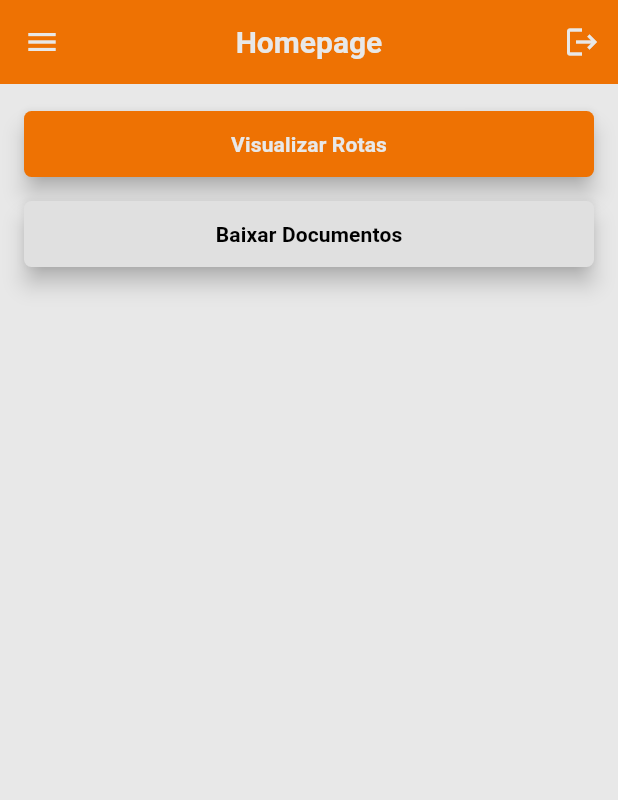
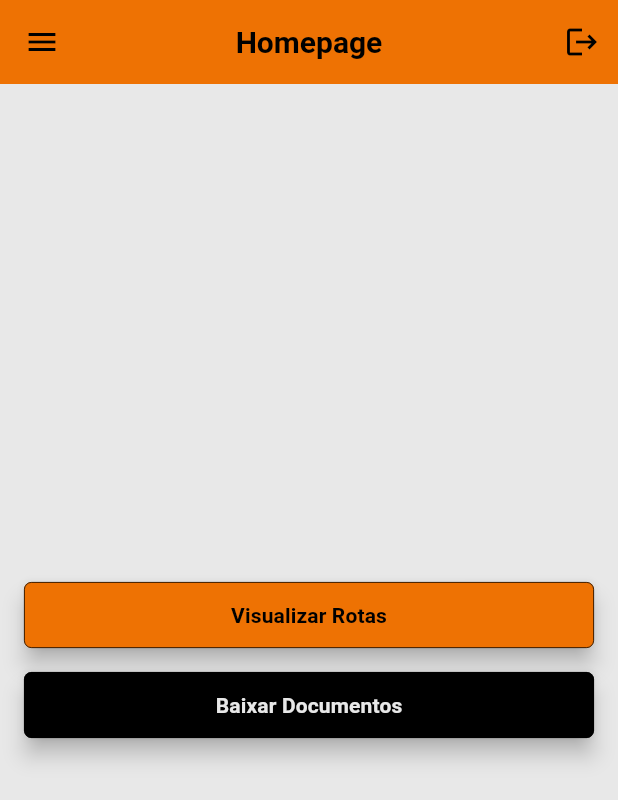
Before and after one commit to GustavoALCO/AppMonitoramento, a Flutter app: the Homepage screen opened by its route, on a phone screen of 412 x 824 dp. Shown: the top 800 px of the screen. Run offline on Flutter 3.47's test engine with Material 3 defaults, Android fonts, the phone set to English and light mode, and no system bars; our stand-ins replace connectivity_plus, dio, drift, flutter_secure_storage, geocoding, geolocator and 5 more; missing offline and left inert: dart:ffi, gal; accounts and stored records are empty; generated files the repository leaves out were written again; network calls fail.

Commit message:
Alterando Interfaces

```diff
--- a/lib/app/modules/Pages/Home/HomePage.dart
+++ b/lib/app/modules/Pages/Home/HomePage.dart
@@ -37,9 +37,11 @@ class _HomepageState extends State<Homepage> {
     return Scaffold(
       drawer: SideBarComponent(isAdmin: isAdmin),
       appBar: AppbarComponent("Homepage", true),
-      body: Padding(
+      body: Center(
+        child: Padding(
           padding: const EdgeInsets.all(16),
           child: Column(
+            mainAxisSize: MainAxisSize.min,
             children: [
               NavigationButton(
                 label: "Visualizar Rotas",
@@ -59,15 +61,13 @@ class _HomepageState extends State<Homepage> {
                 label: "Baixar Documentos",
                 selected: false,
                 onPressed: () {
-                Navigator.of(context).pushNamed(
-                  "/selectDocument"
-                  ,
-                );
+                  Navigator.of(context).pushNamed("/selectDocument");
                 },
               ),
             ],
           ),
         ),
+      ),
     );
   }
 }
--- a/lib/app/shared/widgets/AppBarComponent.dart
+++ b/lib/app/shared/widgets/AppBarComponent.dart
@@ -18,7 +18,7 @@ class AppbarComponent extends StatelessWidget implements PreferredSizeWidget {
 
       leading: Builder(
         builder: (context) => IconButton(
-          icon: const Icon(Icons.menu, color: AppColors.cards),
+          icon: const Icon(Icons.menu, color: AppColors.secondary),
           onPressed: () {
             Scaffold.of(context).openDrawer();
           },
@@ -31,14 +31,14 @@ class AppbarComponent extends StatelessWidget implements PreferredSizeWidget {
         style: const TextStyle(
           fontSize: 20.0,
           fontWeight: FontWeight.bold,
-          color: AppColors.cards
+          color: AppColors.secondary
         ),
       ),
 
       actions: [
         if (logoff)
           IconButton(
-            icon: const Icon(Icons.logout, color: AppColors.cards),
+            icon: const Icon(Icons.logout, color: AppColors.secondary),
             onPressed: () {
               _tokenService.deleteToken();
               Navigator.pushReplacementNamed(context, "/login");
--- a/lib/app/shared/widgets/CardRevisaoComponent.dart
+++ b/lib/app/shared/widgets/CardRevisaoComponent.dart
@@ -181,8 +181,9 @@ class CardRevisaoComponent extends StatelessWidget {
                 child: Text(
                   "$count",
                   style: const TextStyle(
-                    color: AppColors.cards,
+                    color: AppColors.secondary,
                     fontWeight: FontWeight.bold,
+                    fontSize: 18,
                   ),
                 ),
               ),
--- a/lib/app/shared/widgets/InputComponent.dart
+++ b/lib/app/shared/widgets/InputComponent.dart
@@ -22,7 +22,7 @@ class InputComponent extends StatelessWidget {
         labelText: label,
         labelStyle: TextStyle(
           color: AppColors.secondary,
-          fontWeight: FontWeight.w500,
+          fontWeight: FontWeight.bold,
         ),
 
         filled: true, // ativa o background
--- a/lib/app/shared/widgets/NavigationButton.dart
+++ b/lib/app/shared/widgets/NavigationButton.dart
@@ -1,6 +1,5 @@
 import 'package:flutter/material.dart';
 import 'package:monitoramento/app/shared/utils/AppColors.dart';
-
 
 class NavigationButton extends StatelessWidget {
   final String label;
@@ -18,22 +17,18 @@ class NavigationButton extends StatelessWidget {
   Widget build(BuildContext context) {
     return ElevatedButton(
       style: ElevatedButton.styleFrom(
-        elevation: selected ? 6 : 6,
-        backgroundColor:
-            selected ? AppColors.primary : Colors.grey.shade300,
-        foregroundColor: selected ? AppColors.cards : Colors.black,
-        shape: RoundedRectangleBorder(
-          borderRadius: BorderRadius.circular(5),
+        elevation: 6,
+        backgroundColor: selected ? AppColors.primary : AppColors.secondary,
+        foregroundColor: selected ? AppColors.secondary : AppColors.cards,
+        shape: RoundedRectangleBorder(borderRadius: BorderRadius.circular(5)),
+        minimumSize: const Size(double.infinity, 44),
+        side: BorderSide(
+          color: Colors.black,
+          width: 0.5,
         ),
-        minimumSize: const Size(double.infinity, 44),
       ),
       onPressed: onPressed,
-      child: Text(
-        label,
-        style: const TextStyle(
-          fontWeight: FontWeight.bold,
-        ),
-      ),
+      child: Text(label, style: const TextStyle(fontWeight: FontWeight.bold)),
     );
   }
 }
--- a/lib/app/shared/widgets/SelectBoxComponent.dart
+++ b/lib/app/shared/widgets/SelectBoxComponent.dart
@@ -35,7 +35,8 @@ class Selectboxcomponent<T extends Enum> extends StatelessWidget {
 
         floatingLabelStyle: TextStyle(
           color: AppColors.secondary,
-          fontWeight: FontWeight.w500,
+          fontWeight: FontWeight.bold,
+          fontSize: 22,
         ),
 
         focusedBorder: OutlineInputBorder(
@@ -47,7 +48,7 @@ class Selectboxcomponent<T extends Enum> extends StatelessWidget {
       items: values.map((item) {
         return DropdownMenuItem<T>(
           value: item,
-          child: Text(labelBuilder(item)),
+          child: Text(labelBuilder(item), style: const TextStyle(fontWeight: FontWeight.bold)),
         );
       }).toList(),
       onChanged: onChanged,
```
Also changed, not shown: lib/app/modules/Pages/CreateRotas/createRotas.dart (+6 -2 lines), lib/app/modules/Pages/Revisao/RevisaoPage.dart (+84 -3 lines), lib/app/shared/widgets/ButtonDeploy.dart (+8 -3 lines), lib/app/shared/widgets/InputShowUsersComponents.dart (+10 -1 lines), lib/core/config/api_config.dart (+7 -4 lines), lib/core/features/data/rotas/rotas_service.dart (+15 -0 lines), pubspec.lock, 1 other file. Lines whose indentation alone changed are shown as unchanged.
